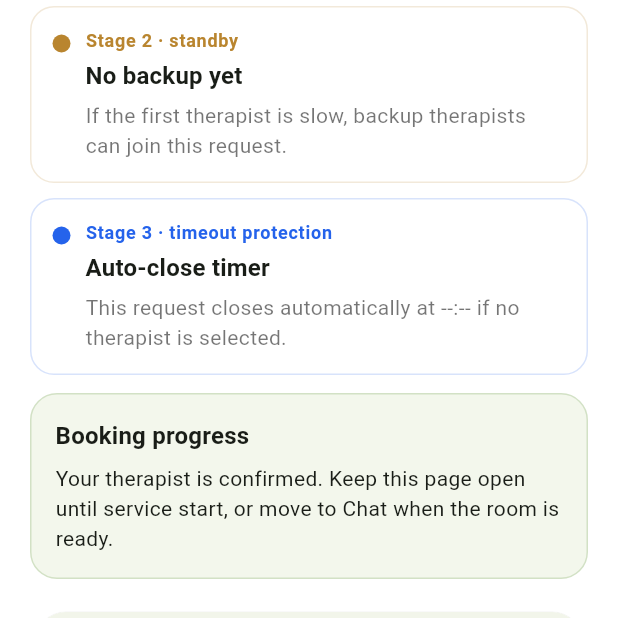
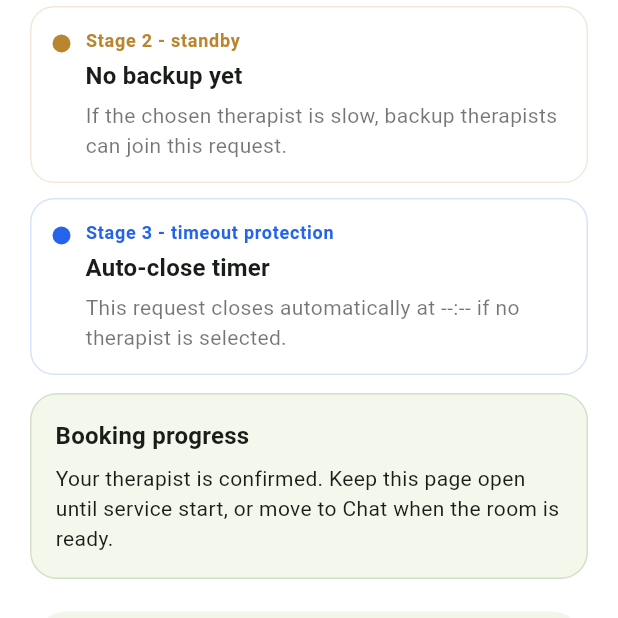
Before and after one commit to cooluki7709-crypto/massage, a Flutter app: the BookingWaitingPage screen opened directly with empty values, on a phone screen of 412 x 824 dp, the top half of it. Run offline on Flutter 3.47's test engine with Material 3 defaults, Android fonts, the phone set to English and light mode, and no system bars; our stand-ins replace firebase_core, firebase_messaging, flutter_riverpod, geolocator, google_maps_flutter, socket_io_client; accounts and stored records are empty.

Commit message:
refactor(copy): polish waiting and service chat language

```diff
--- a/apps/customer_app/lib/main.dart
+++ b/apps/customer_app/lib/main.dart
@@ -1847,8 +1847,8 @@ class _BookingWaitingPageState extends ConsumerState<BookingWaitingPage> {
                               badgeLabel: 'Chosen first',
                               detail: 'This therapist is getting the first confirmation window for your request.',
                               subtitle: fallbackCount == 0
-                                  ? 'Checking availability • ${formatRemainingTime(expiresAt)} remaining'
-                                  : 'Checking availability • ${formatRemainingTime(expiresAt)} remaining before backup options open',
+                                  ? 'Checking availability ??${formatRemainingTime(expiresAt)} remaining'
+                                  : 'Checking availability ??${formatRemainingTime(expiresAt)} remaining before backup options open',
                             ),
                             const SizedBox(height: 16),
                           ],
@@ -2126,15 +2126,15 @@ class WaitingStagePanel extends StatelessWidget {
             ? 'Nearby therapists are being checked now.'
             : '$preferredProviderName gets the first response window before backup therapists are invited in.',
         accent: const Color(0xFF5E8E4A),
-        caption: preferredProviderName == null ? 'Stage 1' : 'Stage 1 · direct request',
+        caption: preferredProviderName == null ? 'Stage 1' : 'Stage 1 - direct request',
       ),
       WaitingStageItem(
         title: fallbackCount == 0 ? 'No backup yet' : '$fallbackCount backup option(s) ready',
         body: fallbackCount == 0
-            ? 'If the first therapist is slow, backup therapists can join this request.'
+            ? 'If the chosen therapist is slow, backup therapists can join this request.'
             : 'You can switch to another available therapist below without restarting the booking.',
         accent: const Color(0xFFB9852F),
-        caption: fallbackCount == 0 ? 'Stage 2 · standby' : 'Stage 2 · alternatives ready',
+        caption: fallbackCount == 0 ? 'Stage 2 - standby' : 'Stage 2 - alternatives ready',
       ),
       WaitingStageItem(
         title: status == 'MATCHED' ? 'Confirmed' : 'Auto-close timer',
@@ -2142,7 +2142,7 @@ class WaitingStagePanel extends StatelessWidget {
             ? 'The therapist is confirmed. Next step is service start and chat.'
             : 'This request closes automatically at ${formatExpiry(expiresAt)} if no therapist is selected.',
         accent: const Color(0xFF2563EB),
-        caption: status == 'MATCHED' ? 'Stage 3 · locked in' : 'Stage 3 · timeout protection',
+        caption: status == 'MATCHED' ? 'Stage 3 - locked in' : 'Stage 3 - timeout protection',
       ),
     ];
 
@@ -2826,7 +2826,7 @@ class _ChatScreenState extends ConsumerState<ChatScreen> {
           FilledButton.icon(
             onPressed: loading ? null : signInAndLoadChat,
             icon: const Icon(Icons.chat_bubble_outline),
-            label: Text(chatRoomId == null ? 'Load latest chat' : 'Refresh chat'),
+            label: Text(chatRoomId == null ? 'Open latest chat' : 'Refresh chat'),
           ),
           if (loading) ...[
             const SizedBox(height: 12),
@@ -2847,7 +2847,7 @@ class _ChatScreenState extends ConsumerState<ChatScreen> {
             Text('Room $chatRoomId', style: Theme.of(context).textTheme.titleMedium),
             const SizedBox(height: 8),
             if (messages.isEmpty)
-              const EmptyPanel(text: 'No messages yet.')
+              const EmptyPanel(text: 'No messages yet. Send the first message when you are ready.')
             else
               for (final message in messages)
                 MessageTile(message: message as Map<String, dynamic>),
--- a/apps/provider_app/lib/main.dart
+++ b/apps/provider_app/lib/main.dart
@@ -781,7 +781,11 @@ class OpenBookingCard extends StatelessWidget {
             const SizedBox(height: 12),
             Text(
               isPreferredRequest
-                  ? 'The customer picked your profile first and is waiting for your response.'
+                  ? (hasChat
+                      ? 'The customer picked your profile first and the service chat is now live.'
+                      : isMatched
+                          ? 'The customer picked your profile first and is waiting for you to start the service.'
+                          : 'The customer picked your profile first and is waiting for your response.')
                   : hasPreferredProvider
                       ? 'Another therapist was chosen first. You can still join as an alternative option.'
                       : 'This request is open to nearby therapists. The customer will pick the final provider.',
@@ -799,7 +803,11 @@ class OpenBookingCard extends StatelessWidget {
               ),
               child: Text(
                 isPreferredRequest
-                    ? 'You are the first therapist this guest chose. A quick reply protects the booking.'
+                    ? (hasChat
+                        ? 'You were chosen first and the service chat is already live.'
+                        : isMatched
+                            ? 'You were chosen first. Start service when you are ready to move this booking into chat.'
+                            : 'You are the first therapist this guest chose. A quick reply protects the booking.')
                     : hasPreferredProvider
                         ? 'The guest is still waiting on ${preferredProviderName ?? 'the preferred therapist'}. Join now to appear as a backup option.'
                         : 'No preferred therapist was set. Nearby therapists can join and wait for the guest selection.',
```
